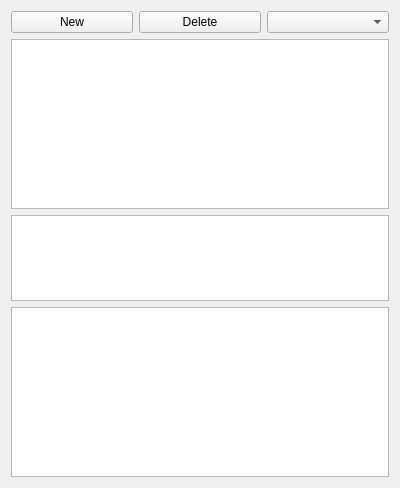
Qt form source/forms/paramselector.ui (mattphillipsphd/DynaSys) before a commit.
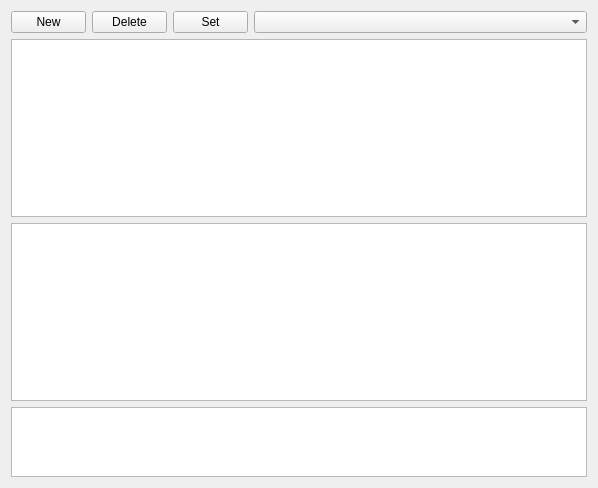
The same form after that commit.

What changed in the file:
```diff
--- a/source/forms/paramselector.ui
+++ b/source/forms/paramselector.ui
@@ -6,18 +6,24 @@
    <rect>
     <x>0</x>
     <y>0</y>
-    <width>400</width>
+    <width>598</width>
     <height>488</height>
    </rect>
   </property>
   <property name="windowTitle">
    <string>Form</string>
   </property>
-  <layout class="QVBoxLayout" name="verticalLayout" stretch="0,2,1,2">
+  <layout class="QVBoxLayout" name="verticalLayout" stretch="0,0,0,2">
    <item>
     <layout class="QHBoxLayout" name="horizontalLayout">
      <item>
       <widget class="QPushButton" name="btnNew">
+       <property name="maximumSize">
+        <size>
+         <width>75</width>
+         <height>16777215</height>
+        </size>
+       </property>
        <property name="text">
         <string>New</string>
        </property>
@@ -25,21 +31,40 @@
      </item>
      <item>
       <widget class="QPushButton" name="btnDelete">
+       <property name="maximumSize">
+        <size>
+         <width>75</width>
+         <height>16777215</height>
+        </size>
+       </property>
        <property name="text">
         <string>Delete</string>
        </property>
       </widget>
      </item>
      <item>
-      <widget class="QComboBox" name="comboBox"/>
+      <widget class="QPushButton" name="btnSet">
+       <property name="maximumSize">
+        <size>
+         <width>75</width>
+         <height>16777215</height>
+        </size>
+       </property>
+       <property name="text">
+        <string>Set</string>
+       </property>
+      </widget>
+     </item>
+     <item>
+      <widget class="QComboBox" name="cmbSelect"/>
      </item>
     </layout>
    </item>
    <item>
-    <widget class="QTableView" name="tblPars"/>
+    <widget class="QTableWidget" name="tblPars"/>
    </item>
    <item>
-    <widget class="QTableView" name="tblInputFiles"/>
+    <widget class="QTableWidget" name="tblInputFiles"/>
    </item>
    <item>
     <widget class="QPlainTextEdit" name="txtNotes"/>
```
Left out of the diff: 2 changed lines with no effect on the pictures.
